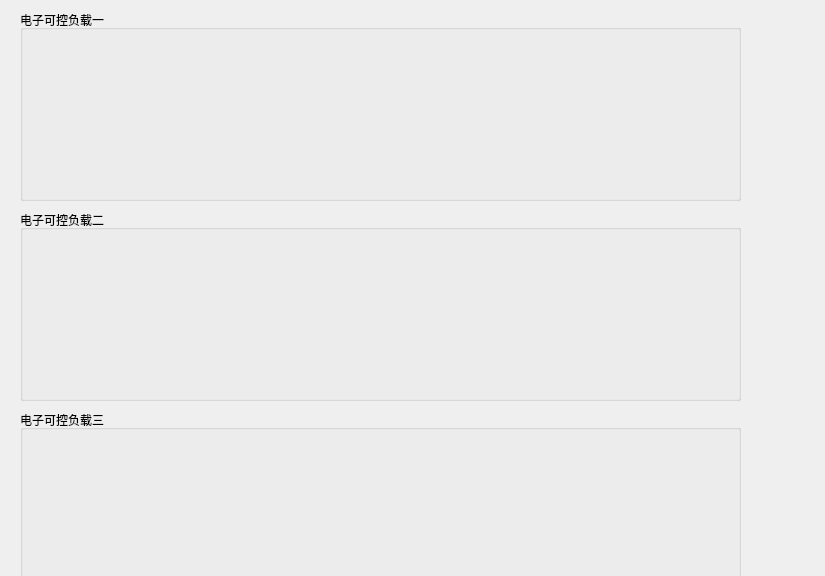
Qt form IDC_TestSystem/eload/eload_home/eload_inputhomewid.ui (ChinaClever/IDC_TestSystem) before a commit.
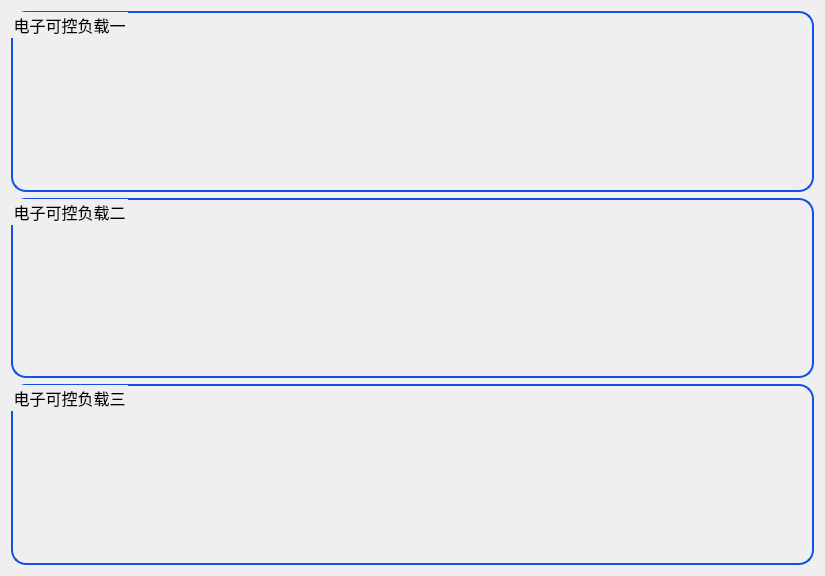
The same form after that commit.

Diff of the .ui file:
```diff
--- a/IDC_TestSystem/eload/eload_home/eload_inputhomewid.ui
+++ b/IDC_TestSystem/eload/eload_home/eload_inputhomewid.ui
@@ -10,288 +10,152 @@
     <height>576</height>
    </rect>
   </property>
+  <property name="font">
+   <font>
+    <family>微软雅黑</family>
+    <pointsize>12</pointsize>
+   </font>
+  </property>
   <property name="windowTitle">
    <string>Form</string>
   </property>
-  <widget class="QGroupBox" name="groupBox">
-   <property name="geometry">
-    <rect>
-     <x>20</x>
-     <y>10</y>
-     <width>721</width>
-     <height>191</height>
-    </rect>
-   </property>
-   <property name="title">
-    <string>电子可控负载一</string>
-   </property>
-   <widget class="QWidget" name="widget_4" native="true">
-    <property name="geometry">
-     <rect>
-      <x>560</x>
-      <y>30</y>
-      <width>120</width>
-      <height>51</height>
-     </rect>
-    </property>
-   </widget>
-   <widget class="QWidget" name="widget_2" native="true">
-    <property name="geometry">
-     <rect>
-      <x>190</x>
-      <y>30</y>
-      <width>120</width>
-      <height>51</height>
-     </rect>
-    </property>
-   </widget>
-   <widget class="QWidget" name="widget_1" native="true">
-    <property name="geometry">
-     <rect>
-      <x>30</x>
-      <y>30</y>
-      <width>120</width>
-      <height>51</height>
-     </rect>
-    </property>
-   </widget>
-   <widget class="QWidget" name="widget_3" native="true">
-    <property name="geometry">
-     <rect>
-      <x>360</x>
-      <y>30</y>
-      <width>120</width>
-      <height>51</height>
-     </rect>
-    </property>
-   </widget>
-   <widget class="QWidget" name="widget_8" native="true">
-    <property name="geometry">
-     <rect>
-      <x>560</x>
-      <y>100</y>
-      <width>120</width>
-      <height>51</height>
-     </rect>
-    </property>
-   </widget>
-   <widget class="QWidget" name="widget_6" native="true">
-    <property name="geometry">
-     <rect>
-      <x>190</x>
-      <y>100</y>
-      <width>120</width>
-      <height>51</height>
-     </rect>
-    </property>
-   </widget>
-   <widget class="QWidget" name="widget_5" native="true">
-    <property name="geometry">
-     <rect>
-      <x>30</x>
-      <y>100</y>
-      <width>120</width>
-      <height>51</height>
-     </rect>
-    </property>
-   </widget>
-   <widget class="QWidget" name="widget_7" native="true">
-    <property name="geometry">
-     <rect>
-      <x>360</x>
-      <y>100</y>
-      <width>120</width>
-      <height>51</height>
-     </rect>
-    </property>
-   </widget>
-  </widget>
-  <widget class="QGroupBox" name="groupBox_3">
-   <property name="geometry">
-    <rect>
-     <x>20</x>
-     <y>410</y>
-     <width>721</width>
-     <height>191</height>
-    </rect>
-   </property>
-   <property name="title">
-    <string>电子可控负载三</string>
-   </property>
-   <widget class="QWidget" name="widget_20" native="true">
-    <property name="geometry">
-     <rect>
-      <x>560</x>
-      <y>30</y>
-      <width>120</width>
-      <height>51</height>
-     </rect>
-    </property>
-   </widget>
-   <widget class="QWidget" name="widget_18" native="true">
-    <property name="geometry">
-     <rect>
-      <x>190</x>
-      <y>30</y>
-      <width>120</width>
-      <height>51</height>
-     </rect>
-    </property>
-   </widget>
-   <widget class="QWidget" name="widget_17" native="true">
-    <property name="geometry">
-     <rect>
-      <x>30</x>
-      <y>30</y>
-      <width>120</width>
-      <height>51</height>
-     </rect>
-    </property>
-   </widget>
-   <widget class="QWidget" name="widget_19" native="true">
-    <property name="geometry">
-     <rect>
-      <x>360</x>
-      <y>30</y>
-      <width>120</width>
-      <height>51</height>
-     </rect>
-    </property>
-   </widget>
-   <widget class="QWidget" name="widget_24" native="true">
-    <property name="geometry">
-     <rect>
-      <x>560</x>
-      <y>100</y>
-      <width>120</width>
-      <height>51</height>
-     </rect>
-    </property>
-   </widget>
-   <widget class="QWidget" name="widget_22" native="true">
-    <property name="geometry">
-     <rect>
-      <x>190</x>
-      <y>100</y>
-      <width>120</width>
-      <height>51</height>
-     </rect>
-    </property>
-   </widget>
-   <widget class="QWidget" name="widget_21" native="true">
-    <property name="geometry">
-     <rect>
-      <x>30</x>
-      <y>100</y>
-      <width>120</width>
-      <height>51</height>
-     </rect>
-    </property>
-   </widget>
-   <widget class="QWidget" name="widget_23" native="true">
-    <property name="geometry">
-     <rect>
-      <x>360</x>
-      <y>100</y>
-      <width>120</width>
-      <height>51</height>
-     </rect>
-    </property>
-   </widget>
-  </widget>
-  <widget class="QGroupBox" name="groupBox_2">
-   <property name="geometry">
-    <rect>
-     <x>20</x>
-     <y>210</y>
-     <width>721</width>
-     <height>191</height>
-    </rect>
-   </property>
-   <property name="title">
-    <string>电子可控负载二</string>
-   </property>
-   <widget class="QWidget" name="widget_12" native="true">
-    <property name="geometry">
-     <rect>
-      <x>560</x>
-      <y>30</y>
-      <width>120</width>
-      <height>51</height>
-     </rect>
-    </property>
-   </widget>
-   <widget class="QWidget" name="widget_10" native="true">
-    <property name="geometry">
-     <rect>
-      <x>190</x>
-      <y>30</y>
-      <width>120</width>
-      <height>51</height>
-     </rect>
-    </property>
-   </widget>
-   <widget class="QWidget" name="widget_9" native="true">
-    <property name="geometry">
-     <rect>
-      <x>30</x>
-      <y>30</y>
-      <width>120</width>
-      <height>51</height>
-     </rect>
-    </property>
-   </widget>
-   <widget class="QWidget" name="widget_11" native="true">
-    <property name="geometry">
-     <rect>
-      <x>360</x>
-      <y>30</y>
-      <width>120</width>
-      <height>51</height>
-     </rect>
-    </property>
-   </widget>
-   <widget class="QWidget" name="widget_16" native="true">
-    <property name="geometry">
-     <rect>
-      <x>560</x>
-      <y>100</y>
-      <width>120</width>
-      <height>51</height>
-     </rect>
-    </property>
-   </widget>
-   <widget class="QWidget" name="widget_14" native="true">
-    <property name="geometry">
-     <rect>
-      <x>190</x>
-      <y>100</y>
-      <width>120</width>
-      <height>51</height>
-     </rect>
-    </property>
-   </widget>
-   <widget class="QWidget" name="widget_13" native="true">
-    <property name="geometry">
-     <rect>
-      <x>30</x>
-      <y>100</y>
-      <width>120</width>
-      <height>51</height>
-     </rect>
-    </property>
-   </widget>
-   <widget class="QWidget" name="widget_15" native="true">
-    <property name="geometry">
-     <rect>
-      <x>360</x>
-      <y>100</y>
-      <width>120</width>
-      <height>51</height>
-     </rect>
-    </property>
-   </widget>
-  </widget>
+  <layout class="QVBoxLayout" name="verticalLayout">
+   <item>
+    <widget class="QGroupBox" name="groupBox">
+     <property name="font">
+      <font>
+       <family>微软雅黑</family>
+       <pointsize>12</pointsize>
+      </font>
+     </property>
+     <property name="styleSheet">
+      <string notr="true">QGroupBox{
+border:2px solid rgb(15,80,232);
+border-radius:15px
+}</string>
+     </property>
+     <property name="title">
+      <string>电子可控负载一</string>
+     </property>
+     <layout class="QGridLayout" name="gridLayout">
+      <item row="0" column="0">
+       <widget class="QWidget" name="widget_1" native="true"/>
+      </item>
+      <item row="0" column="1">
+       <widget class="QWidget" name="widget_2" native="true"/>
+      </item>
+      <item row="0" column="2">
+       <widget class="QWidget" name="widget_3" native="true"/>
+      </item>
+      <item row="0" column="3">
+       <widget class="QWidget" name="widget_4" native="true"/>
+      </item>
+      <item row="1" column="0">
+       <widget class="QWidget" name="widget_5" native="true"/>
+      </item>
+      <item row="1" column="1">
+       <widget class="QWidget" name="widget_6" native="true"/>
+      </item>
+      <item row="1" column="2">
+       <widget class="QWidget" name="widget_7" native="true"/>
+      </item>
+      <item row="1" column="3">
+       <widget class="QWidget" name="widget_8" native="true"/>
+      </item>
+     </layout>
+    </widget>
+   </item>
+   <item>
+    <widget class="QGroupBox" name="groupBox_2">
+     <property name="font">
+      <font>
+       <family>微软雅黑</family>
+       <pointsize>12</pointsize>
+      </font>
+     </property>
+     <property name="styleSheet">
+      <string notr="true">QGroupBox{
+border:2px solid rgb(15,80,232);
+border-radius:15px
+}</string>
+     </property>
+     <property name="title">
+      <string>电子可控负载二</string>
+     </property>
+     <layout class="QGridLayout" name="gridLayout_2">
+      <item row="0" column="0">
+       <widget class="QWidget" name="widget_9" native="true"/>
+      </item>
+      <item row="0" column="1">
+       <widget class="QWidget" name="widget_10" native="true"/>
+      </item>
+      <item row="0" column="2">
+       <widget class="QWidget" name="widget_11" native="true"/>
+      </item>
+      <item row="0" column="3">
+       <widget class="QWidget" name="widget_12" native="true"/>
+      </item>
+      <item row="1" column="0">
+       <widget class="QWidget" name="widget_13" native="true"/>
+      </item>
+      <item row="1" column="1">
+       <widget class="QWidget" name="widget_14" native="true"/>
+      </item>
+      <item row="1" column="2">
+       <widget class="QWidget" name="widget_15" native="true"/>
+      </item>
+      <item row="1" column="3">
+       <widget class="QWidget" name="widget_16" native="true"/>
+      </item>
+     </layout>
+    </widget>
+   </item>
+   <item>
+    <widget class="QGroupBox" name="groupBox_3">
+     <property name="font">
+      <font>
+       <family>微软雅黑</family>
+       <pointsize>12</pointsize>
+      </font>
+     </property>
+     <property name="styleSheet">
+      <string notr="true">QGroupBox{
+border:2px solid rgb(15,80,232);
+border-radius:15px
+}</string>
+     </property>
+     <property name="title">
+      <string>电子可控负载三</string>
+     </property>
+     <layout class="QGridLayout" name="gridLayout_3">
+      <item row="0" column="0">
+       <widget class="QWidget" name="widget_17" native="true"/>
+      </item>
+      <item row="0" column="1">
+       <widget class="QWidget" name="widget_18" native="true"/>
+      </item>
+      <item row="0" column="2">
+       <widget class="QWidget" name="widget_19" native="true"/>
+      </item>
+      <item row="0" column="3">
+       <widget class="QWidget" name="widget_20" native="true"/>
+      </item>
+      <item row="1" column="0">
+       <widget class="QWidget" name="widget_21" native="true"/>
+      </item>
+      <item row="1" column="1">
+       <widget class="QWidget" name="widget_22" native="true"/>
+      </item>
+      <item row="1" column="2">
+       <widget class="QWidget" name="widget_23" native="true"/>
+      </item>
+      <item row="1" column="3">
+       <widget class="QWidget" name="widget_24" native="true"/>
+      </item>
+     </layout>
+    </widget>
+   </item>
+  </layout>
  </widget>
  <resources/>
  <connections/>
```
